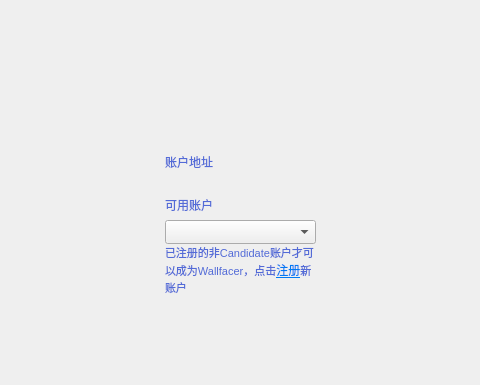
Whitecoin-Owner/Whitecoin-qt, file XWCWallet/guard/CreateSenatorDialog.ui: the form before one commit; both pictures show x 95 to 575 and y 0 to 385 of the 960 by 543 pixel window.
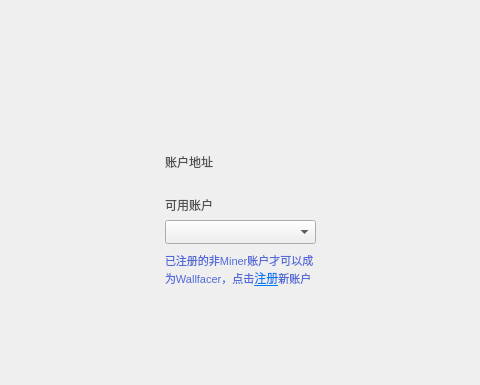
The form after the commit.

Diff of the .ui file:
```diff
--- a/XWCWallet/guard/CreateSenatorDialog.ui
+++ b/XWCWallet/guard/CreateSenatorDialog.ui
@@ -145,9 +145,8 @@
         </rect>
        </property>
        <property name="styleSheet">
-        <string notr="true">QLabel{font:  11px &quot;微软雅黑&quot;;color: rgb(83,107,215);}
-
-</string>
+        <string notr="true">QLabel{color: rgb(80,80,80);
+font: 11px &quot;微软雅黑&quot;;}</string>
        </property>
        <property name="text">
         <string>可用账户</string>
@@ -220,9 +219,8 @@
         </rect>
        </property>
        <property name="styleSheet">
-        <string notr="true">QLabel{font:  11px &quot;微软雅黑&quot;;color: rgb(83,107,215);}
-
-</string>
+        <string notr="true">QLabel{color: rgb(80,80,80);
+font: 11px &quot;微软雅黑&quot;;}</string>
        </property>
        <property name="text">
         <string>账户地址</string>
@@ -259,7 +257,7 @@
 </string>
        </property>
        <property name="text">
-        <string>&lt;html&gt;&lt;head/&gt;&lt;body&gt;&lt;p&gt;&lt;span style=&quot; font-size:11px;&quot;&gt;已注册的非Candidate账户才可以成为Wallfacer，点击&lt;/span&gt;&lt;a href=&quot;showRegisterDialog&quot;&gt;&lt;span style=&quot; text-decoration: underline; color:#007af4;&quot;&gt;注册&lt;/span&gt;&lt;/a&gt;&lt;span style=&quot; font-size:11px;&quot;&gt;新账户&lt;/span&gt;&lt;/p&gt;&lt;/body&gt;&lt;/html&gt;</string>
+        <string>&lt;html&gt;&lt;head/&gt;&lt;body&gt;&lt;p&gt;&lt;span style=&quot; font-size:11px;&quot;&gt;已注册的非Miner账户才可以成为Wallfacer，点击&lt;/span&gt;&lt;a href=&quot;showRegisterDialog&quot;&gt;&lt;span style=&quot; text-decoration: underline; color:#007af4;&quot;&gt;注册&lt;/span&gt;&lt;/a&gt;&lt;span style=&quot; font-size:11px;&quot;&gt;新账户&lt;/span&gt;&lt;/p&gt;&lt;/body&gt;&lt;/html&gt;</string>
        </property>
        <property name="alignment">
         <set>Qt::AlignLeading|Qt::AlignLeft|Qt::AlignVCenter</set>
```
